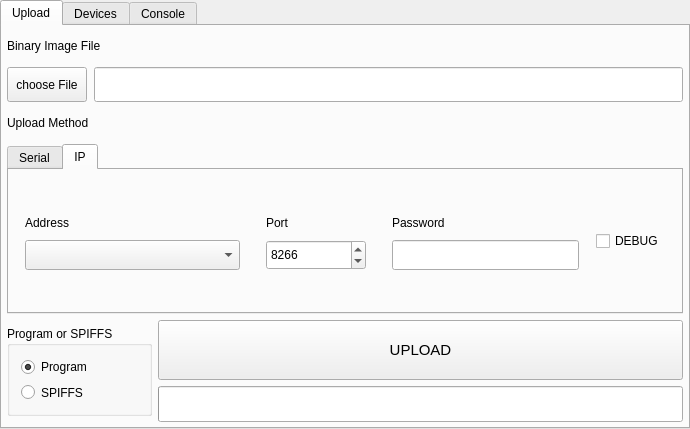
The window that mainwindow.ui (Nikfinn99/ESP-Ota-UI) describes before a commit, drawn with Qt 5.
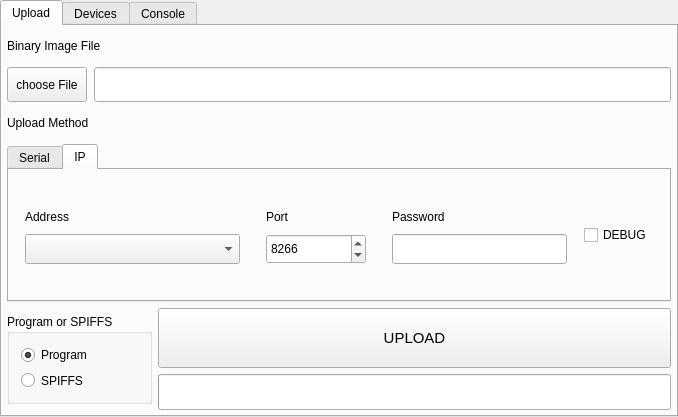
The same window after the commit. The open tabs and pages were chosen to show the change. Icons and pictures are not drawn.

Patch:
```diff
--- a/mainwindow.ui
+++ b/mainwindow.ui
@@ -6,8 +6,8 @@
    <rect>
     <x>0</x>
     <y>0</y>
-    <width>690</width>
-    <height>429</height>
+    <width>678</width>
+    <height>417</height>
    </rect>
   </property>
   <property name="windowTitle">
```
Left out of the diff: 10 changed lines with no effect on the pictures.
